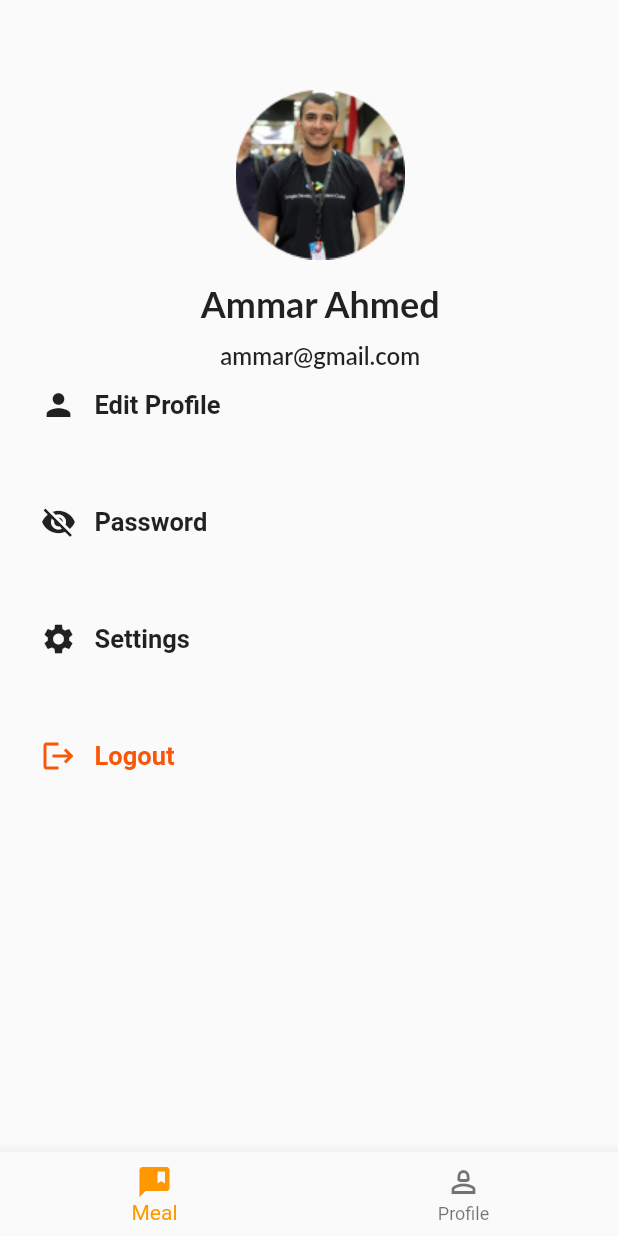
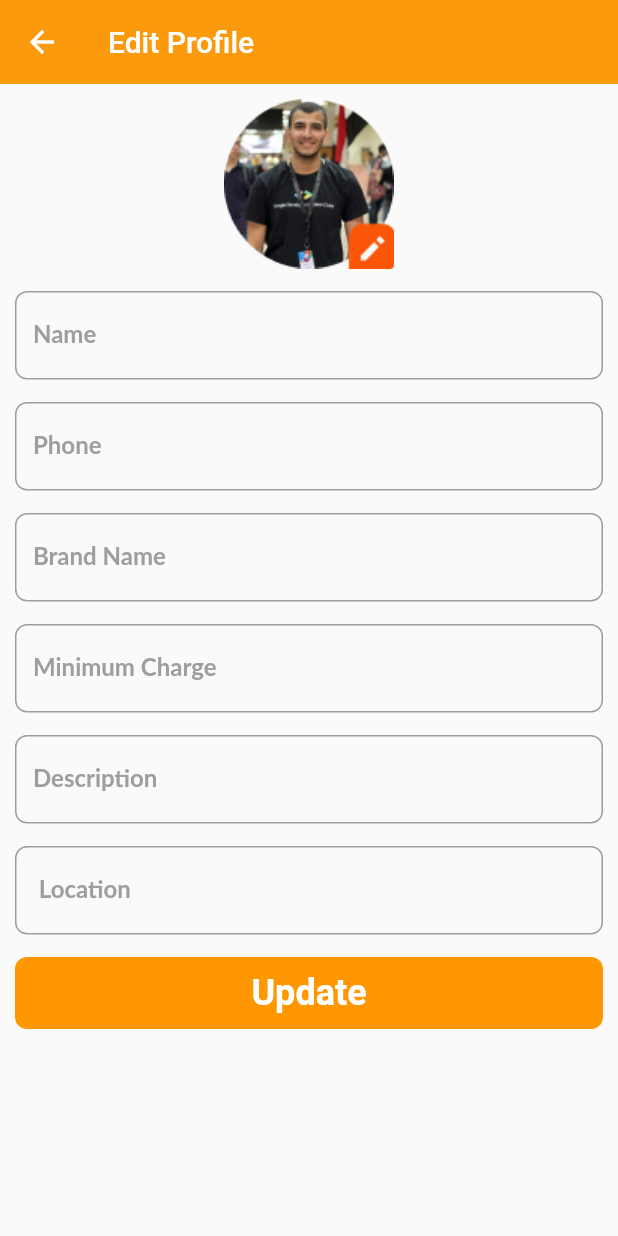
Before and after one commit to Lamiaa21-3/chef_app, a Flutter app: the HomePageScreen screen opened directly, after a tap on the "person" icon, on a phone screen of 412 x 824 dp. Run offline on Flutter 3.47's test engine with Material 2 defaults, Android fonts, the phone set to English and light mode, and no system bars; Roboto replaces fonts that are missing (Lato, Poppins, Urbanist).

Commit message:
edit profile screen

```diff
--- /dev/null
+++ b/lib/screens/edit_profile_screen/edit_profile_screen.dart
@@ -0,0 +1,80 @@
+import 'package:flutter/material.dart';
+
+import '../../shared/component_login.dart';
+import '../../shared/text_button_component.dart';
+
+class EditProfileScreen extends StatelessWidget {
+  const EditProfileScreen({Key? key}) : super(key: key);
+
+  @override
+  Widget build(BuildContext context) {
+    return Scaffold(
+      appBar: AppBar(
+        elevation: 0,
+        title: Text('Edit Profile'),
+        backgroundColor: Color(0xFFFA9A0C),
+      ),
+      body: Padding(
+        padding: const EdgeInsets.all(10.0),
+        child: SingleChildScrollView(
+          child: Column(
+            children: [
+              Stack(
+                children: [
+                  Image.asset('assets/Ellipse 31 (1).png'),
+                  Positioned(
+                      top: 80,
+                      left: 80,
+
+                      child: Image.asset('assets/bxs_message-square-edit.png'))
+                ],
+              ),
+              SizedBox(
+                height: 15,
+              ),
+              TextFormFieldComponent(
+                label: 'Name',
+              ),
+              SizedBox(
+                height: 15,
+              ),
+              TextFormFieldComponent(
+                label: 'Phone',
+              ),
+              SizedBox(
+                height: 15,
+              ),
+              TextFormFieldComponent(
+                label: 'Brand Name',
+              ),
+              SizedBox(
+                height: 15,
+              ),
+              TextFormFieldComponent(
+                label: 'Minimum Charge',
+              ),
+              SizedBox(
+                height: 15,
+              ),
+              TextFormFieldComponent(
+                label: 'Description',
+              ),
+              SizedBox(
+                height: 15,
+              ),
+              TextFormFieldComponent(
+                label: ' Location',
+              ),
+              SizedBox(
+                height: 15,
+              ),
+              TextButtonComponents(
+                textButton: 'Update',
+              ),
+            ],
+          ),
+        ),
+      ),
+    );
+  }
+}
--- a/lib/screens/home_page_screen/home_page_ietm.dart
+++ b/lib/screens/home_page_screen/home_page_ietm.dart
@@ -1,16 +1,26 @@
 import 'package:flutter/material.dart';
 
+import '../edit_profile_screen/edit_profile_screen.dart';
+
 class HomePageIetm extends StatelessWidget {
-   HomePageIetm({Key? key, required this.text, required this.onPressed, required this.icon}) : super(key: key);
- final String  text;
- final void onPressed;
- final Icon icon;
+  HomePageIetm(
+      {Key? key,
+      required this.text,
+      required this.onPressed,
+      required this.icon})
+      : super(key: key);
+  final String text;
+  final void Function()? onPressed;
+  final Icon icon;
 
   @override
   Widget build(BuildContext context) {
-    return   Row(
+    return Row(
       children: [
-        IconButton(onPressed: (){}, icon: icon,),
+        IconButton(
+          onPressed:onPressed,
+          icon: icon,
+        ),
         Text(
           '$text',
           style: TextStyle(
--- a/lib/screens/home_page_screen/home_page_screen.dart
+++ b/lib/screens/home_page_screen/home_page_screen.dart
@@ -1,3 +1,4 @@
+import 'package:chef_app/screens/edit_profile_screen/edit_profile_screen.dart';
 import 'package:flutter/material.dart';
 
 import '../../shared/component_login.dart';
@@ -12,6 +13,7 @@ class HomePageScreen extends StatefulWidget {
 
 class _HomePageScreenState extends State<HomePageScreen> {
   int _selectedIndex = 0;
+
   void _onItemTapped(int index) {
     setState(() {
       _selectedIndex = index;
@@ -26,7 +28,16 @@ class _HomePageScreenState extends State<HomePageScreen> {
         child: Column(
           //mainAxisAlignment: MainAxisAlignment.spaceEvenly,
           children: [
-            Image.asset('assets/Ellipse 31 (1).png'),
+            Stack(
+              children: [
+                Image.asset('assets/Ellipse 31 (1).png'),
+                Positioned(
+                    top: 80,
+                    left: 80,
+
+                    child: Image.asset('assets/bxs_message-square-edit.png'))
+              ],
+            ),
             SizedBox(
               height: 15,
             ),
@@ -49,7 +60,11 @@ class _HomePageScreenState extends State<HomePageScreen> {
             ),
             HomePageIetm(
               text: 'Edit Profile',
-              onPressed: () {},
+              onPressed:() {
+                Navigator.push(context,
+                    MaterialPageRoute(
+                        builder: (context) => EditProfileScreen()));
+              },
               icon: Icon(Icons.person),
             ),
             SizedBox(
@@ -60,7 +75,6 @@ class _HomePageScreenState extends State<HomePageScreen> {
               onPressed: () {},
               icon: Icon(Icons.visibility_off),
             ),
-
             SizedBox(
               height: 30,
             ),
@@ -74,13 +88,17 @@ class _HomePageScreenState extends State<HomePageScreen> {
             ),
             Row(
               children: [
-                IconButton(onPressed: (){}, icon: Icon(Icons.logout,color: Color(0xFFFB5607)),),
+                IconButton(
+                  onPressed: () {},
+                  icon: Icon(Icons.logout, color: Color(0xFFFB5607)),
+                ),
                 Text(
                   'Logout',
                   style: TextStyle(
                       fontFamily: 'Urbanist',
                       fontSize: 17,
-                      fontWeight: FontWeight.w600,color: Color(0xFFFB5607)),
+                      fontWeight: FontWeight.w600,
+                      color: Color(0xFFFB5607)),
                 ),
               ],
             ),
@@ -97,7 +115,6 @@ class _HomePageScreenState extends State<HomePageScreen> {
             icon: Icon(Icons.person_2_outlined),
             label: 'Profile',
           ),
-
         ],
         currentIndex: _selectedIndex,
         selectedItemColor: Colors.orange,
--- a/lib/screens/login_screen/text_button_login.dart
+++ b/lib/screens/login_screen/text_button_login.dart
@@ -4,13 +4,13 @@ import '../forget_password_screen/forget_password_screen.dart';
 class TextButtonLogin extends StatelessWidget {
    TextButtonLogin({Key? key, required this.text, required this.function}) : super(key: key);
     final String text;
-    final Function function;
+    final void Function()? function;
   @override
   Widget build(BuildContext context) {
     return  TextButton(
-      onPressed: () {
-      function;
-      },
+      onPressed:
+      function
+      ,
       child: Text('$text',
           style: TextStyle(
               fontFamily: 'Lato',
--- a/lib/shared/component_login.dart
+++ b/lib/shared/component_login.dart
@@ -8,12 +8,14 @@ class TextFormFieldComponent extends StatelessWidget {
 
   @override
   Widget build(BuildContext context) {
-    return  TextFormField(
+    return TextFormField(
       decoration: InputDecoration(
-
           label: Text('$label'),
-
-          labelStyle: TextStyle(color: Colors.grey),
+          labelStyle: TextStyle(
+              color: Colors.grey,
+              fontSize: 16,
+              fontFamily: 'Lato',
+              fontWeight: FontWeight.w700),
           enabledBorder: OutlineInputBorder(
             borderSide: const BorderSide(color: Colors.grey),
             borderRadius: BorderRadius.circular(8),
--- a/pubspec.yaml
+++ b/pubspec.yaml
@@ -66,6 +66,7 @@ flutter:
     - assets/Group 3352.png
     - assets/image 46.png
     - assets/Ellipse 31 (1).png
+    - assets/bxs_message-square-edit.png
   #   - images/a_dot_ham.jpeg
 
   # An image asset can refer to one or more resolution-specific "variants", see
```
Also changed, not shown: assets/bxs_message-square-edit.png (added).
